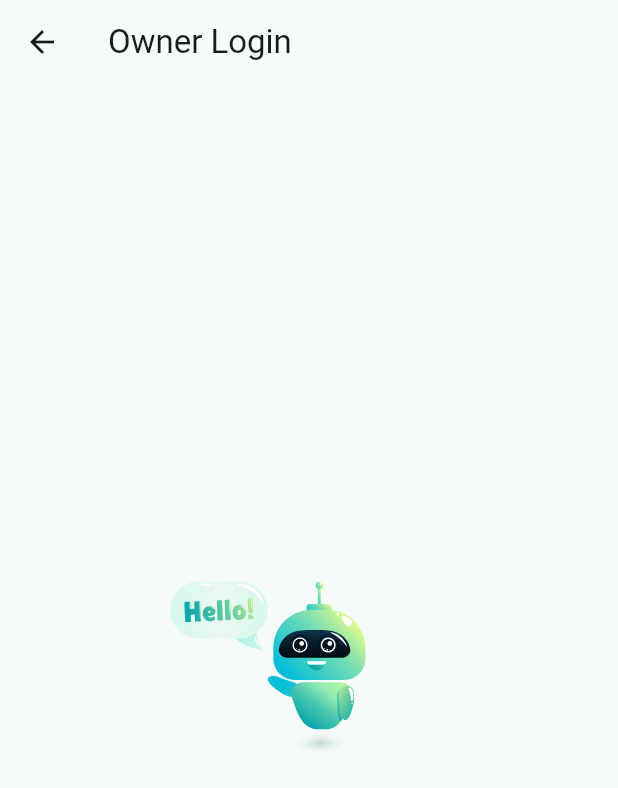
After one commit to ShadmaN1028/RentEase, a Flutter app: the TestLoginScreenOwner screen opened directly, on a phone screen of 412 x 824 dp. The commit adds this screen. Shown: the top 788 px of the screen. Run offline on Flutter 3.47's test engine with Material 3 defaults, Android fonts, the light colour scheme and no system bars; our stand-ins replace dio, lottie.

Commit message:
signup and login api handled. but owner login bugged.

```diff
--- /dev/null
+++ b/lib/models/user_model.dart
@@ -0,0 +1,34 @@
+class UserModel {
+  final String email;
+  final String password;
+  final String firstName;
+  final String lastName;
+  final String nid;
+  final String permanentAddress;
+  final String contactNumber;
+  final String occupation;
+
+  UserModel({
+    required this.email,
+    required this.password,
+    required this.firstName,
+    required this.lastName,
+    required this.nid,
+    required this.permanentAddress,
+    required this.contactNumber,
+    required this.occupation,
+  });
+
+  Map<String, dynamic> toJson(bool isOwner) {
+    return {
+      isOwner ? "owner_email" : "user_email": email,
+      isOwner ? "owner_password" : "user_password": password,
+      "first_name": firstName,
+      "last_name": lastName,
+      "nid": nid,
+      "permanent_address": permanentAddress,
+      "contact_number": contactNumber,
+      "occupation": occupation,
+    };
+  }
+}
--- a/lib/screens/login_pages/reset_password.dart
+++ b/lib/screens/login_pages/reset_password.dart
@@ -1,5 +1,5 @@
 import 'package:flutter/material.dart';
-import 'package:rentease/data/constants.dart';
+import 'package:rentease/utils/constants.dart';
 
 class ResetPassword extends StatefulWidget {
   const ResetPassword({super.key});
--- /dev/null
+++ b/lib/screens/test_login/test_login_owner.dart
@@ -0,0 +1,21 @@
+import 'package:flutter/material.dart';
+import 'package:lottie/lottie.dart';
+
+class TestLoginScreenOwner extends StatelessWidget {
+  const TestLoginScreenOwner({super.key});
+
+  @override
+  Widget build(BuildContext context) {
+    return Scaffold(
+      appBar: AppBar(title: Text('Owner Login')),
+      body: Center(
+        child: Lottie.asset(
+          'assets/lotties/helloBot.json',
+          width: 200,
+          height: 200,
+          fit: BoxFit.contain,
+        ),
+      ),
+    );
+  }
+}
--- a/lib/screens/welcome_screen/welcome_newuser_page.dart
+++ b/lib/screens/welcome_screen/welcome_newuser_page.dart
@@ -1,6 +1,6 @@
 import 'package:flutter/material.dart';
 import 'package:lottie/lottie.dart';
-import 'package:rentease/data/constants.dart';
+import 'package:rentease/utils/constants.dart';
 import 'package:rentease/screens/login_pages/signup_page.dart';
 
 class WelcomeNewuserPage extends StatelessWidget {
--- a/lib/screens/welcome_screen/welcome_page.dart
+++ b/lib/screens/welcome_screen/welcome_page.dart
@@ -1,6 +1,6 @@
 import 'package:flutter/material.dart';
 import 'package:lottie/lottie.dart';
-import 'package:rentease/data/constants.dart';
+import 'package:rentease/utils/constants.dart';
 import 'package:rentease/screens/login_pages/login_page.dart';
 import 'package:rentease/screens/welcome_screen/welcome_newuser_page.dart';
 
--- a/pubspec.yaml
+++ b/pubspec.yaml
@@ -37,6 +37,8 @@ dependencies:
   lottie: ^3.3.1
   flutter_launcher_icons: ^0.14.3
   provider: ^6.1.2
+  dio: ^5.8.0+1
+  http: ^1.3.0
 
 dev_dependencies:
   flutter_test:
```
Also changed, not shown: lib/providers/auth_provider.dart (+45 -0 lines), lib/repositories/auth_repository.dart (added, +61 -0 lines), lib/screens/login_pages/login_page.dart (+43 -5 lines), lib/screens/login_pages/signup_page.dart (+61 -16 lines), lib/screens/test_login/test_login_tenant.dart (added, +21 -0 lines), lib/services/api_services.dart (added, +23 -0 lines), lib/utils/constants.dart (renamed from lib/data/constants.dart), pubspec.lock, 4 other files.
